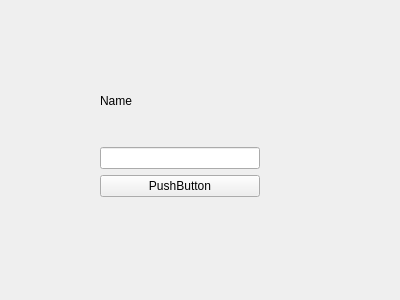
Before: the Qt Designer form clientPart/settings.ui in Alex9781/NeAgarIo, drawn with Qt 5.
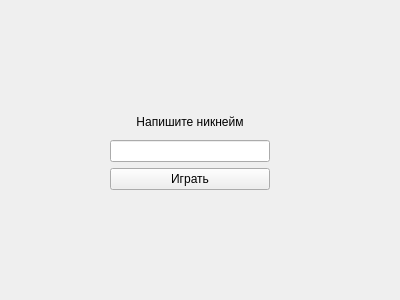
After: the same form once the commit is applied.

```diff
--- a/clientPart/settings.ui
+++ b/clientPart/settings.ui
@@ -16,17 +16,17 @@
   <widget class="QWidget" name="verticalLayoutWidget">
    <property name="geometry">
     <rect>
-     <x>100</x>
-     <y>60</y>
+     <x>110</x>
+     <y>110</y>
      <width>160</width>
-     <height>137</height>
+     <height>80</height>
     </rect>
    </property>
    <layout class="QVBoxLayout" name="verticalLayout">
     <item>
      <widget class="QLabel" name="Name">
       <property name="text">
-       <string>Name</string>
+       <string>&lt;html&gt;&lt;head/&gt;&lt;body&gt;&lt;p align=&quot;center&quot;&gt;Напишите никнейм&lt;/p&gt;&lt;/body&gt;&lt;/html&gt;</string>
       </property>
      </widget>
     </item>
@@ -36,7 +36,7 @@
     <item>
      <widget class="QPushButton" name="startGame">
       <property name="text">
-       <string>PushButton</string>
+       <string>Играть</string>
       </property>
      </widget>
     </item>
```
